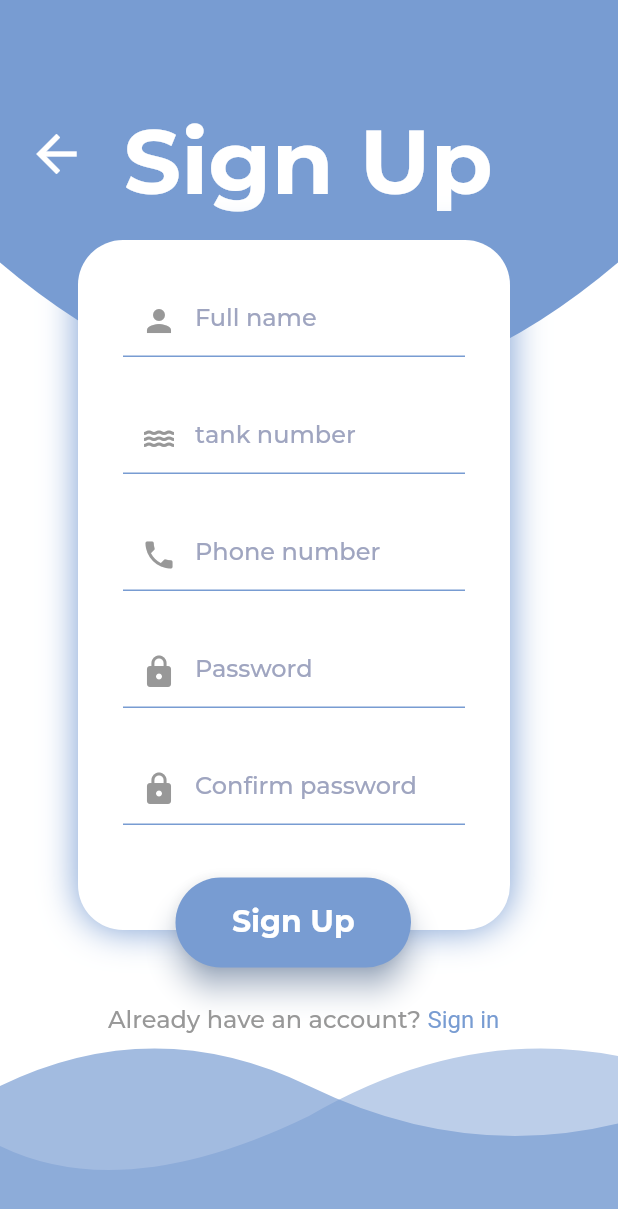
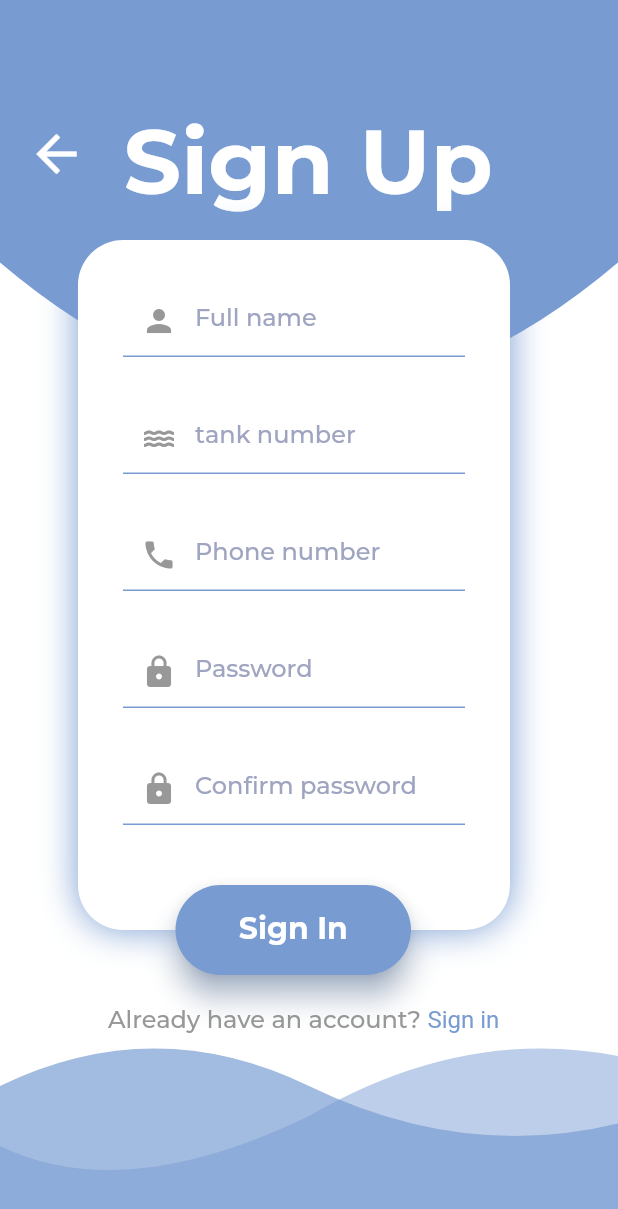
Before and after one commit to minaiscoding/Project-7, a Flutter app: the screen it shows after launch, on a phone screen of 412 x 824 dp. Shown: the top 1209 px of the screen. Run offline on Flutter 3.47's test engine with Material 2 defaults, Android fonts, the phone set to English and light mode, and no system bars; our stand-ins replace awesome_notifications, drop_shadow_image, hexcolor, smooth_page_indicator, wave.

Commit message:
fixed the button

```diff
--- a/flutter_application_1/lib/SignUp.dart
+++ b/flutter_application_1/lib/SignUp.dart
@@ -20,7 +20,7 @@ class _SignUpPageState extends State<SignUpPage> {
       TextEditingController();
 
   Future<void> _submitSignUpForm() async {
-    final String apiUrl = "http://192.168.1.35:5000/signup";
+    final String apiUrl = "http://192.168.197.102:5000/signup";
 
     final response = await http.post(
       Uri.parse(apiUrl),
@@ -268,39 +268,6 @@ class _SignUpPageState extends State<SignUpPage> {
             ),
           ),
           Positioned(
-            width: 157,
-            height: 60,
-            left: 117,
-            top: 585,
-            child: ElevatedButton(
-              onPressed: () {_submitSignUpForm();},
-              child: Container(
-                width: 112,
-                height: 34,
-                alignment: Alignment.center,
-                child: Text(
-                  'Sign Up',
-                  style: TextStyle(
-                    fontFamily: 'Montserrat',
-                    fontStyle: FontStyle.normal,
-                    fontWeight: FontWeight.w700,
-                    fontSize: 20,
-                    height: 1,
-                    color: Colors.white,
-                  ),
-                ),
-              ),
-              style: ElevatedButton.styleFrom(
-                primary: Color(0xFF789CD2),
-                elevation: 8,
-                shape: RoundedRectangleBorder(
-                  borderRadius: BorderRadius.circular(30),
-                ),
-                shadowColor: Color(0xFF789CD2),
-              ),
-            ),
-          ),
-          Positioned(
             top: MediaQuery.of(context).size.height - 200,
             left: 0,
             right: 0,
@@ -350,7 +317,42 @@ class _SignUpPageState extends State<SignUpPage> {
                 ),
               ),
             ),
-          )
+          ),
+          Positioned(
+            width: 157,
+            height: 60,
+            left: 117,
+            top: 590,
+            child: ElevatedButton(
+              onPressed: () {
+                _submitSignUpForm();
+              },
+              child: Container(
+                width: 112,
+                height: 34,
+                alignment: Alignment.center,
+                child: Text(
+                  'Sign In',
+                  style: TextStyle(
+                    fontFamily: 'Montserrat',
+                    fontStyle: FontStyle.normal,
+                    fontWeight: FontWeight.w700,
+                    fontSize: 20,
+                    height: 1,
+                    color: Colors.white,
+                  ),
+                ),
+              ),
+              style: ElevatedButton.styleFrom(
+                primary: Color(0xFF789CD2),
+                elevation: 8,
+                shape: RoundedRectangleBorder(
+                  borderRadius: BorderRadius.circular(30),
+                ),
+                shadowColor: Color(0xFF789CD2),
+              ),
+            ),
+          ),
         ],
       ),
     );
```
